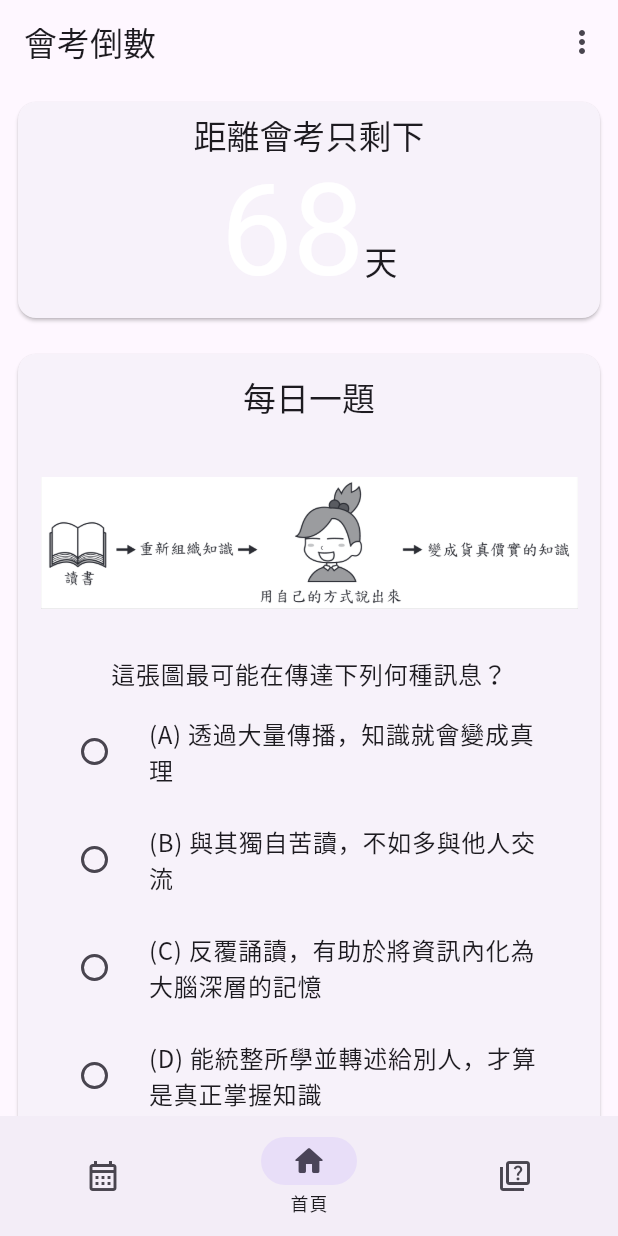
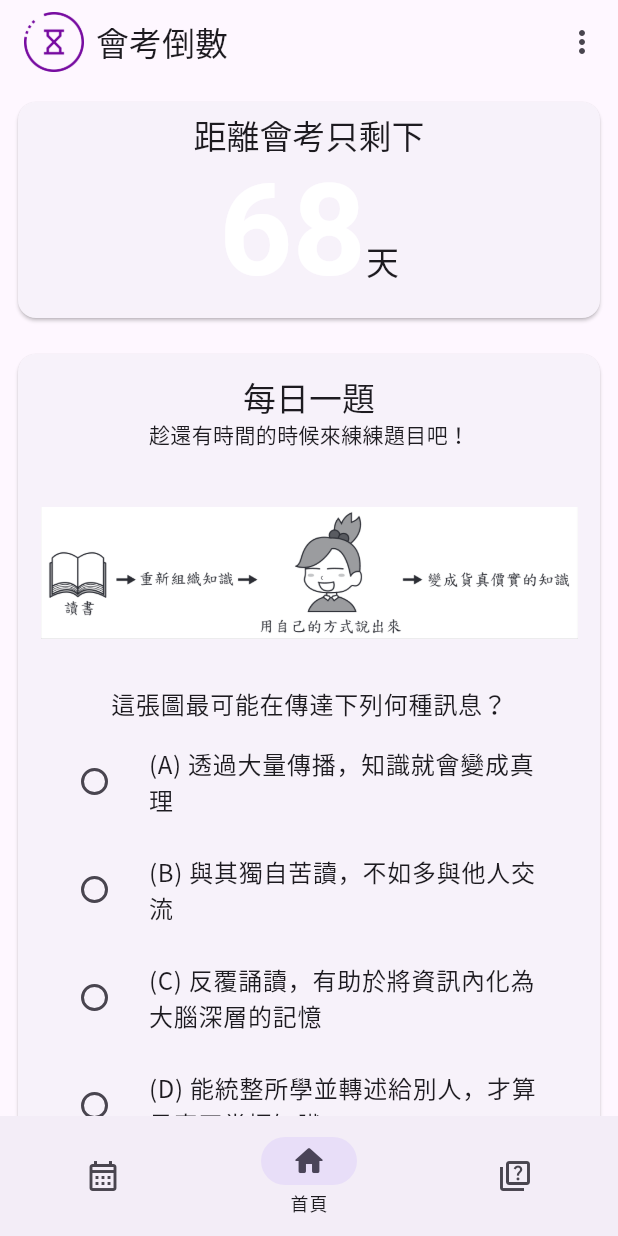
Before and after one commit to SiongSng/cap-countdown, a Flutter app: the screen it shows after launch, on a phone screen of 412 x 824 dp. Run offline on Flutter 3.47's test engine with Material 2 defaults, Android fonts, the light colour scheme and no system bars; missing offline and left inert: zoom_pinch_overlay.

Commit message:
feat: add logo

```diff
--- a/lib/exam/subject_question.dart
+++ b/lib/exam/subject_question.dart
@@ -1,5 +1,4 @@
 import 'package:cap_countdown/exam/question_choice.dart';
-import 'package:flutter/material.dart';
 import 'package:json_annotation/json_annotation.dart';
 
 part 'subject_question.g.dart';
--- a/lib/main.dart
+++ b/lib/main.dart
@@ -30,6 +30,7 @@
         brightness:
             WidgetsFlutterBinding.ensureInitialized().window.platformBrightness,
         fontFamily: 'NotoSansTC',
+        fontFamilyFallback: const ['NotoSansTC'],
         useMaterial3: true,
       ),
       debugShowCheckedModeBanner: false,
@@ -58,7 +59,13 @@
 
     return Scaffold(
         appBar: AppBar(
-          title: const Text('會考倒數'),
+          title: Row(
+            children: [
+              Image.asset('assets/images/logo.png', width: 40, height: 40),
+              const SizedBox(width: 8),
+              const Text('會考倒數'),
+            ],
+          ),
           actions: [
             PopupMenuButton(
               itemBuilder: (context) => const [
--- a/lib/pages/home_page.dart
+++ b/lib/pages/home_page.dart
@@ -46,6 +46,7 @@ class _DailyQuestionState extends State<_DailyQuestion> {
                 '每日一題',
                 style: Theme.of(context).textTheme.titleLarge,
               ),
+              const Text('趁還有時間的時候來練練題目吧！'),
               const SizedBox(height: 8),
               if (question.image != null)
                 ZoomOverlay(
@@ -88,14 +89,16 @@ class _DailyQuestionState extends State<_DailyQuestion> {
                         if (selectedChoice.answer == question.correctAnswer) {
                           messenger.showSnackBar(
                             const SnackBar(
-                              content: Text('恭喜你答對了！'),
+                              content: Text('恭喜你答對了！',
+                                  style: TextStyle(color: Colors.white)),
                               backgroundColor: Colors.green,
                             ),
                           );
                         } else {
                           messenger.showSnackBar(
                             const SnackBar(
-                              content: Text('答錯了，再接再厲！'),
+                              content: Text('答錯了，再接再厲！',
+                                  style: TextStyle(color: Colors.white)),
                               backgroundColor: Colors.red,
                             ),
                           );
@@ -178,7 +181,8 @@ class _TimeLeft extends StatelessWidget {
                   text: TextSpan(children: [
                 TextSpan(
                   text: day.toString(),
-                  style: const TextStyle(fontSize: 85.5),
+                  style: const TextStyle(
+                      fontSize: 85.5, fontWeight: FontWeight.bold),
                 ),
                 TextSpan(
                   text: '天',
--- a/pubspec.yaml
+++ b/pubspec.yaml
@@ -61,6 +61,7 @@ flutter:
     - assets/config.json
     - assets/exams.json
     - assets/images/exam/
+    - assets/images/logo.png
 
   fonts:
     - family: NotoSansTC
```
Also changed, not shown: assets/images/logo.png (added), 83 other files.
